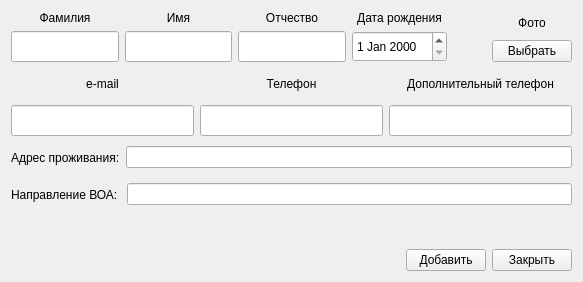
Qt form ui/new_member.ui (fixtik/Garage_base) before a commit.
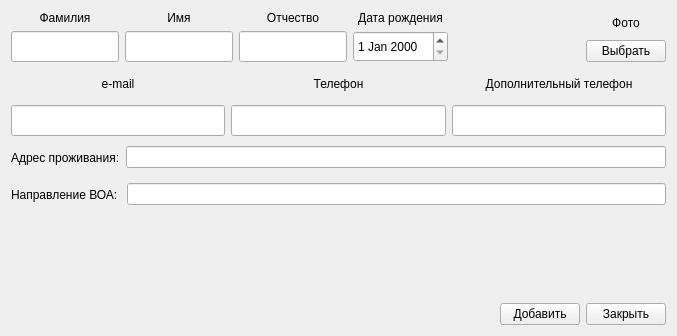
The same form after that commit.

```diff
--- a/ui/new_member.ui
+++ b/ui/new_member.ui
@@ -6,19 +6,19 @@
    <rect>
     <x>0</x>
     <y>0</y>
-    <width>583</width>
-    <height>282</height>
+    <width>677</width>
+    <height>336</height>
    </rect>
   </property>
   <property name="windowTitle">
    <string>Добавление нового члена кооператива</string>
   </property>
-  <layout class="QVBoxLayout" name="verticalLayout_3">
+  <layout class="QVBoxLayout" name="verticalLayout_4">
+   <item>
+    <layout class="QHBoxLayout" name="horizontalLayout_3">
    <item>
     <layout class="QHBoxLayout" name="horizontalLayout">
      <item>
-      <layout class="QHBoxLayout" name="horizontalLayout_5">
-       <item>
         <layout class="QVBoxLayout" name="verticalLayout_14">
          <item>
           <widget class="QLabel" name="surname_label_2">
@@ -79,7 +79,7 @@
         </layout>
        </item>
        <item>
-        <layout class="QVBoxLayout" name="verticalLayout_15">
+        <layout class="QVBoxLayout" name="verticalLayout_3">
          <item>
           <widget class="QLabel" name="secondName_label">
            <property name="maximumSize">
@@ -108,8 +108,6 @@
          </item>
         </layout>
        </item>
-      </layout>
-     </item>
      <item>
       <layout class="QVBoxLayout" name="verticalLayout_2">
        <item>
@@ -117,7 +115,7 @@
          <property name="maximumSize">
           <size>
            <width>109</width>
-           <height>16777215</height>
+             <height>31</height>
           </size>
          </property>
          <property name="text">
@@ -139,7 +137,7 @@
          <property name="maximumSize">
           <size>
            <width>109</width>
-           <height>31</height>
+             <height>16777215</height>
           </size>
          </property>
          <property name="minimumDate">
@@ -150,6 +148,8 @@
           </date>
          </property>
         </widget>
+         </item>
+        </layout>
        </item>
       </layout>
      </item>
```
Lines whose indentation alone changed are shown as unchanged.
